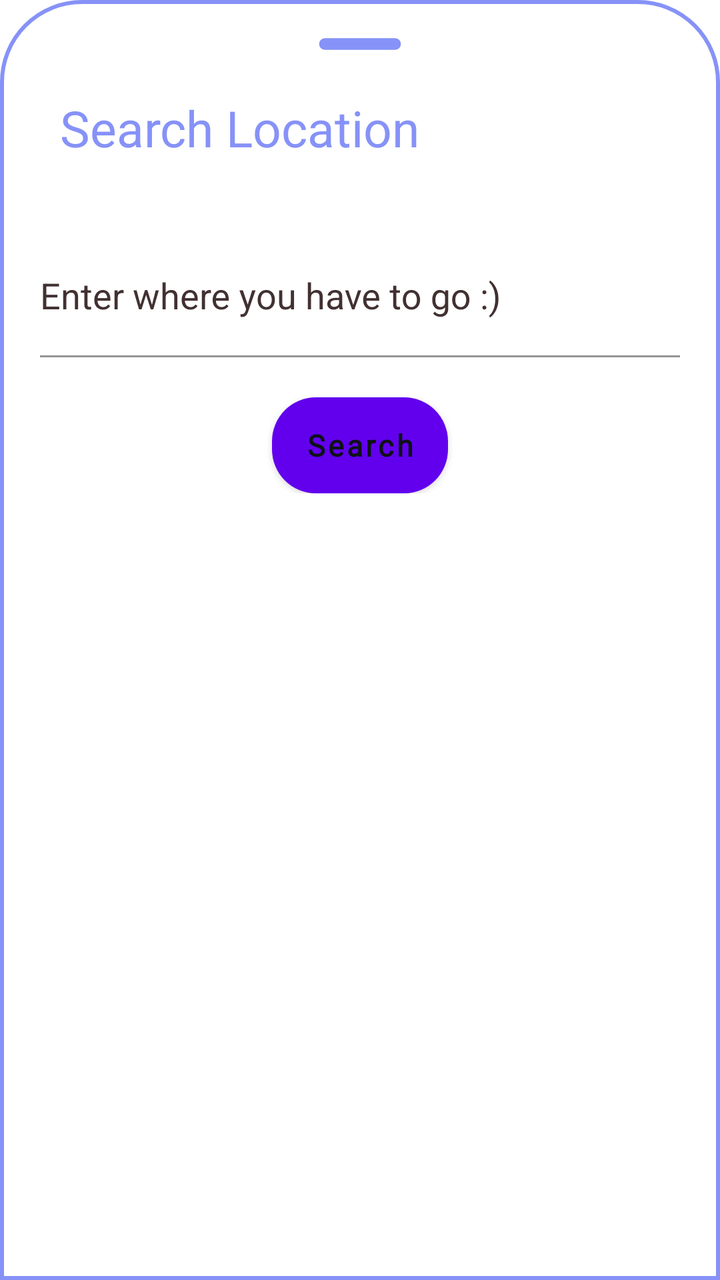
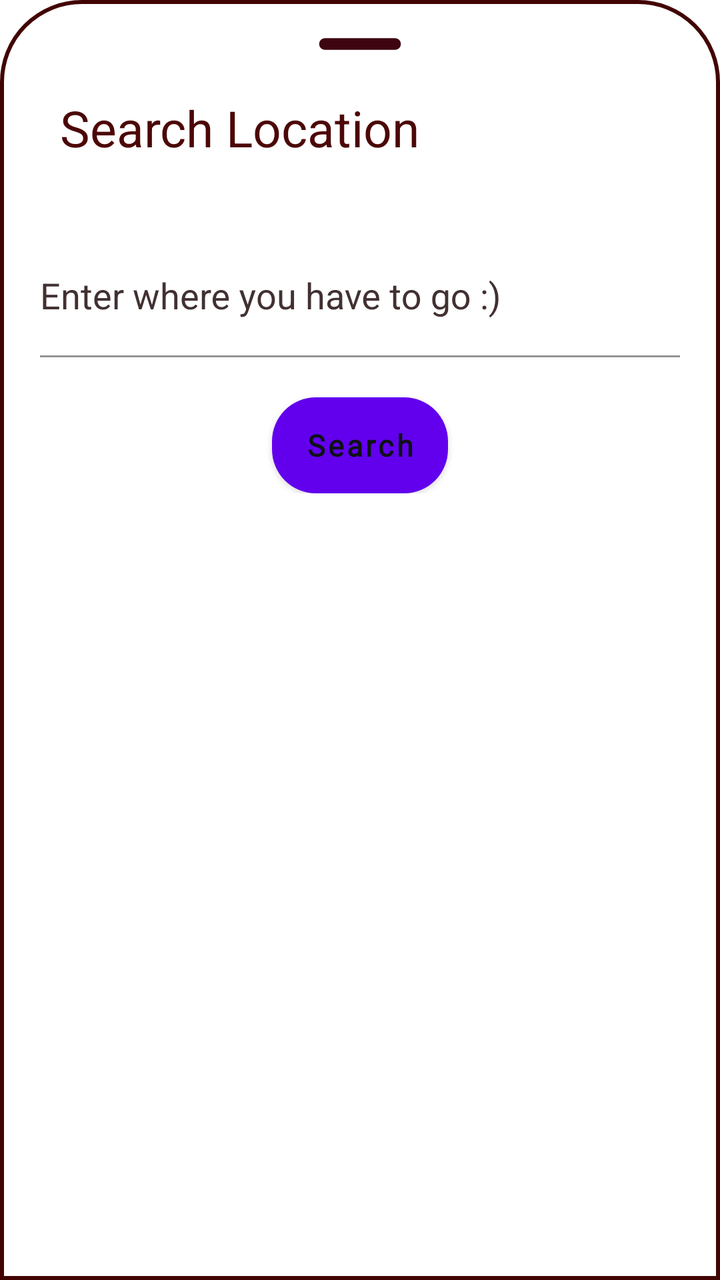

Two renders of the same Android screen: before a commit and after it. Below are the layout's source before the change and the commit's diff.
<!-- AndroidManifest.xml: application theme Theme.MyApp -->
<!-- res/layout/bottomsheetlayout.xml -->
<?xml version="1.0" encoding="utf-8"?>
<LinearLayout xmlns:android="http://schemas.android.com/apk/res/android"
    xmlns:app="http://schemas.android.com/apk/res-auto"
    xmlns:tools="http://schemas.android.com/tools"
    android:orientation="vertical"
    android:layout_width="match_parent"
    android:layout_height="match_parent"
    android:background="@drawable/dialogbg">

    <ImageView
        android:layout_width="70dp"
        android:layout_height="wrap_content"
        android:src="@drawable/ic_round_remove_24"
        android:layout_gravity="center|top"
        android:scaleType="centerCrop"/>

    <LinearLayout
        android:layout_width="match_parent"
        android:layout_height="wrap_content"
        android:orientation="horizontal">

        <TextView
            android:id="@+id/createText"
            android:layout_width="wrap_content"
            android:layout_height="wrap_content"
            android:textAlignment="viewStart"
            android:text="Search Location"
            android:padding="8dp"
            android:textColor="@color/lavender"
            android:layout_marginStart="12dp"
            android:layout_marginTop="5dp"
            android:textSize="25dp" />

        <ImageView
            android:layout_width="wrap_content"
            android:layout_height="wrap_content"
            android:src="@drawable/ic_baseline_clear_24"
            android:layout_marginLeft="250dp"
            android:layout_marginTop="8dp"
            android:id="@+id/cancelButton"/>

    </LinearLayout>


    <LinearLayout
        android:id="@+id/layoutVideo"
        android:orientation="horizontal"
        android:layout_width="match_parent"
        android:layout_height="90dp"
        android:layout_marginTop="10dp"
        android:padding="10dp">

        <androidx.constraintlayout.widget.ConstraintLayout
            android:id="@+id/relativeLayout"
            android:layout_width="match_parent"
            android:layout_height="match_parent"


            >

            <com.google.android.material.textfield.TextInputLayout
                android:id="@+id/loc_layout"
                style="@style/Widget.MaterialComponents.TextInputLayout.FilledBox.Dense"
                android:layout_width="match_parent"
                android:layout_height="match_parent"
                android:layout_marginTop="10dp"
                android:textColorHint="@color/gray_800"
                app:boxBackgroundColor="@color/white"
                app:boxStrokeColor="#0B0A0A"
                app:hintTextColor="#070707"
                app:layout_constraintBottom_toBottomOf="parent"
                app:layout_constraintEnd_toEndOf="parent"
                app:layout_constraintHorizontal_bias="0.5"
                app:layout_constraintStart_toStartOf="parent"
                app:layout_constraintTop_toTopOf="parent"
                app:layout_constraintVertical_bias="0.5">

                <AutoCompleteTextView
                    android:id="@+id/autocomplete"
                    android:textColor="@color/gray_500"
                    android:textColorHint="@color/gray_500"
                    android:hint="Enter where you have to go :)"
                    android:layout_width="match_parent"
                    android:layout_height="match_parent"
                    android:background="@color/cardview_light_background"

                />
            </com.google.android.material.textfield.TextInputLayout>

        </androidx.constraintlayout.widget.ConstraintLayout>

    </LinearLayout>



    <LinearLayout
        android:id="@+id/layoutLive"
        android:orientation="horizontal"
        android:layout_width="match_parent"
        android:layout_height="wrap_content"
        android:paddingLeft="10dp"
        android:paddingRight="10dp"
        android:gravity="center_horizontal"
        android:paddingTop="10dp"
        android:paddingBottom="30dp">


        <Button
            android:id="@+id/tripSearchButton"
            style="@style/btnSolidRoundedSmallTxt"
            android:layout_width="wrap_content"
            android:layout_height="wrap_content"
            android:backgroundTint="#F8F8F8"
            android:ellipsize="end"
            android:gravity="center"
            android:paddingStart="5dp"
            android:paddingTop="5dp"
            android:paddingEnd="5dp"
            android:paddingBottom="5dp"
            android:singleLine="true"
            android:text="Search"
            android:textAllCaps="false"
            tools:layout_conversion_absoluteHeight="50dp"
            tools:layout_conversion_absoluteWidth="88dp"
            tools:layout_editor_absoluteX="54dp"
            tools:layout_editor_absoluteY="293dp" />

    </LinearLayout>

</LinearLayout>
<!-- resources referenced by this layout -->
<resources>
  <color name="gray_500">#959595</color>
  <color name="gray_800">#423131</color>
  <color name="lavender">#8692f7</color>
  <color name="white">#FFFFFFFF</color>
  <!-- drawable dialogbg (drawable) -->
  <?xml version="1.0" encoding="utf-8"?>
  <shape xmlns:android="http://schemas.android.com/apk/res/android">
  
      <solid
          android:color="@color/white"/>
  
      <corners
          android:topLeftRadius="40dp"
          android:topRightRadius="40dp" />
      <padding
          android:left="10dp"
          android:right="10dp"
          android:top="10dp"
          android:bottom="10dp"/>
  
      <stroke
          android:width="2dp"
          android:color="@color/lavender"/>
  
  </shape>
  <!-- drawable ic_baseline_clear_24 (drawable) -->
  <vector android:height="24dp" android:tint="#8692F7"
      android:viewportHeight="24" android:viewportWidth="24"
      android:width="24dp" xmlns:android="http://schemas.android.com/apk/res/android">
      <path android:fillColor="@android:color/white" android:pathData="M19,6.41L17.59,5 12,10.59 6.41,5 5,6.41 10.59,12 5,17.59 6.41,19 12,13.41 17.59,19 19,17.59 13.41,12z"/>
  </vector>
  <!-- drawable ic_round_remove_24 (drawable) -->
  <vector android:height="24dp" android:tint="#8692F7"
      android:viewportHeight="24" android:viewportWidth="24"
      android:width="24dp" xmlns:android="http://schemas.android.com/apk/res/android">
      <path android:fillColor="@android:color/white" android:pathData="M18,13H6c-0.55,0 -1,-0.45 -1,-1s0.45,-1 1,-1h12c0.55,0 1,0.45 1,1s-0.45,1 -1,1z"/>
  </vector>
  <style name="btnSolidRoundedSmallTxt">
          <item name="android:textSize">15sp</item>
          <item name="android:textColor">@color/gray_901</item>
          <item name="android:fontFamily">@font/montserrat</item>
          <item name="android:textFontWeight" tools:targetApi="p">700</item>
          <item name="android:background">@drawable/rectangle_bg_gray_50_radius_24</item>
      </style>
  <style name="Theme.MyApp" parent="Theme.MaterialComponents.DayNight.NoActionBar">
          
          <item name="colorPrimary">@color/purple_500</item>
          <item name="colorPrimaryVariant">@color/purple_700</item>
          <item name="colorOnPrimary">@color/white</item>
          
          <item name="colorSecondary">@color/teal_200</item>
          <item name="colorSecondaryVariant">@color/teal_700</item>
          <item name="colorOnSecondary">@color/black</item>
          
          <item name="android:statusBarColor" tools:targetApi="l">?attr/colorPrimaryVariant</item>
          
      </style>
  <color name="gray_901">#0e1217</color>
  <!-- drawable rectangle_bg_gray_50_radius_24 (drawable) -->
  <?xml version="1.0" encoding="UTF-8"?>
  <shape android:shape="rectangle" xmlns:android="http://schemas.android.com/apk/res/android">
      <solid android:color="@color/gray_50"/>
      <corners android:radius="@dimen/_24pxh"/>
  </shape>
  <color name="purple_500">#FF6200EE</color>
  <color name="purple_700">#FF3700B3</color>
  <color name="teal_200">#FF03DAC5</color>
  <color name="teal_700">#FF018786</color>
  <color name="black">#FF000000</color>
  <color name="gray_50">#f9f9f9</color>
  <dimen name="_24pxh">24.0dp</dimen>
</resources>

<!-- the commit's change to res/layout/bottomsheetlayout.xml (unified diff, before → after) -->
@@ -26,7 +26,7 @@
             android:textAlignment="viewStart"
             android:text="Search Location"
             android:padding="8dp"
-            android:textColor="@color/lavender"
+            android:textColor="#4C0707"
             android:layout_marginStart="12dp"
             android:layout_marginTop="5dp"
             android:textSize="25dp" />
<!-- resource entries referenced after the edit -->
@@ -2,7 +2,6 @@
 <resources>
   <color name="gray_500">#959595</color>
   <color name="gray_800">#423131</color>
-  <color name="lavender">#8692f7</color>
   <color name="white">#FFFFFFFF</color>
   <!-- drawable dialogbg (drawable) -->
   <?xml version="1.0" encoding="utf-8"?>
@@ -10,6 +9,7 @@
   
       <solid
           android:color="@color/white"/>
+  
   
       <corners
           android:topLeftRadius="40dp"
@@ -22,17 +22,17 @@
   
       <stroke
           android:width="2dp"
-          android:color="@color/lavender"/>
+          android:color="#420303"/>
   
   </shape>
   <!-- drawable ic_baseline_clear_24 (drawable) -->
-  <vector android:height="24dp" android:tint="#8692F7"
+  <vector android:height="24dp" android:tint="#500707"
       android:viewportHeight="24" android:viewportWidth="24"
       android:width="24dp" xmlns:android="http://schemas.android.com/apk/res/android">
       <path android:fillColor="@android:color/white" android:pathData="M19,6.41L17.59,5 12,10.59 6.41,5 5,6.41 10.59,12 5,17.59 6.41,19 12,13.41 17.59,19 19,17.59 13.41,12z"/>
   </vector>
   <!-- drawable ic_round_remove_24 (drawable) -->
-  <vector android:height="24dp" android:tint="#8692F7"
+  <vector android:height="24dp" android:tint="#3E0510"
       android:viewportHeight="24" android:viewportWidth="24"
       android:width="24dp" xmlns:android="http://schemas.android.com/apk/res/android">
       <path android:fillColor="@android:color/white" android:pathData="M18,13H6c-0.55,0 -1,-0.45 -1,-1s0.45,-1 1,-1h12c0.55,0 1,0.45 1,1s-0.45,1 -1,1z"/>
